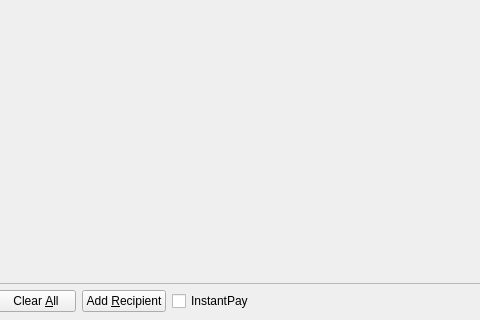
This is src/qt/forms/sendcoinsdialog.ui in Mythicaler/Smartcoin-core as Qt 5 draws it before an edit; both pictures show x 171 to 651 and y 206 to 526 of the 850 by 526 pixel window. The edited form follows.
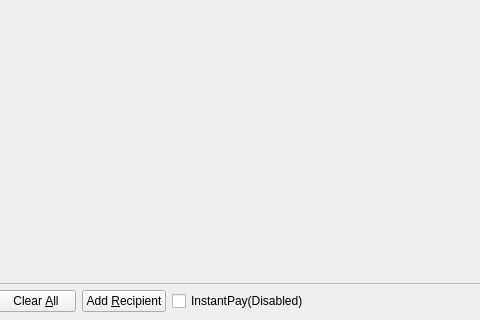
This is the edited form. Icons and pictures are not drawn. Custom widgets are drawn as their Qt base class.

Diff of the .ui file:
```diff
--- a/src/qt/forms/sendcoinsdialog.ui
+++ b/src/qt/forms/sendcoinsdialog.ui
@@ -728,7 +728,7 @@
      <item>
       <widget class="QCheckBox" name="checkUseInstantSend">
        <property name="text">
-        <string>InstantPay</string>
+        <string>InstantPay(Disabled)</string>
        </property>
        <property name="checked">
         <bool>false</bool>
```
